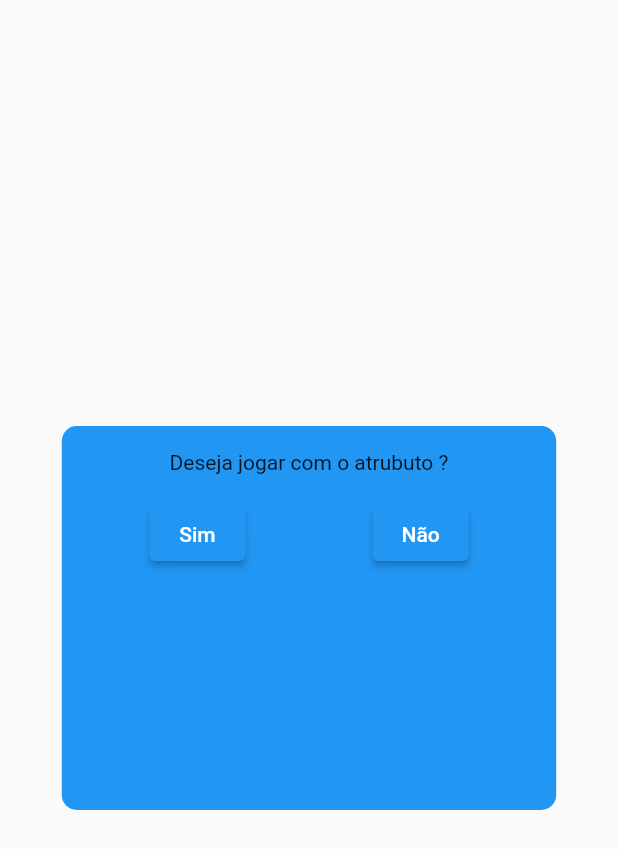
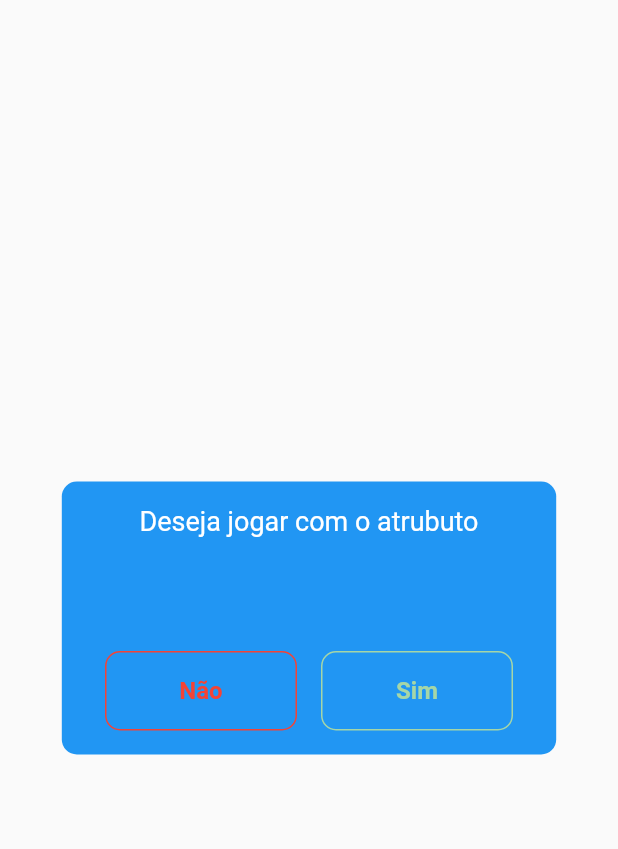
Before and after one commit to guilhermeV20/UTPFRSuperMentes, a Flutter app: the ConfirmAttributeSelectModal widget shown alone on an empty page, opened directly with empty values, on a phone screen of 412 x 824 dp. Shown: the top 849 px of the screen. Run offline on Flutter 3.47's test engine with Material 2 defaults, Android fonts, the phone set to English and light mode, and no system bars.

Commit message:
Improve modals

```diff
--- a/lib/shared/buttons.dart
+++ b/lib/shared/buttons.dart
@@ -3,11 +3,13 @@ import 'package:flutter/material.dart';
 class SimpleButton extends StatefulWidget {
   final String text;
   final GestureTapCallback onPressed;
+  final Color color;
 
   const SimpleButton({
     Key? key,
     required this.text,
     required this.onPressed,
+    this.color = Colors.grey,
   }) : super(key: key);
 
   @override
@@ -23,13 +25,13 @@ class _SimpleButtonState extends State<SimpleButton> {
         padding: const EdgeInsets.symmetric(vertical: 16),
         decoration: BoxDecoration(
           borderRadius: const BorderRadius.all(Radius.circular(10)),
-          border: Border.all(color: Colors.grey),
+          border: Border.all(color: widget.color),
         ),
         child: Center(
           child: Text(
             widget.text,
-            style: const TextStyle(
-              color: Colors.grey,
+            style: TextStyle(
+              color: widget.color,
               fontWeight: FontWeight.bold,
               fontSize: 16,
             ),
--- a/lib/views/play/confirm_modal.dart
+++ b/lib/views/play/confirm_modal.dart
@@ -1,4 +1,5 @@
 import 'package:flutter/material.dart';
+import 'package:supermentes/shared/buttons.dart';
 
 class ConfirmAttributeSelectModal extends StatelessWidget {
   final String text;
@@ -11,29 +12,53 @@ class ConfirmAttributeSelectModal extends StatelessWidget {
   @override
   Widget build(BuildContext context) {
     return Center(
-      child: SizedBox(
-        height: 256,
+      child: IntrinsicHeight(
         child: Container(
           width: MediaQuery.of(context).size.width * 0.8,
           decoration: BoxDecoration(
             borderRadius: const BorderRadius.all(Radius.circular(10)),
-            color: Theme.of(context).colorScheme.secondary,
+            color: Theme.of(context).colorScheme.primary,
           ),
           padding: const EdgeInsets.all(16),
           child: Column(
             children: [
-              Text("Deseja jogar com o atrubuto $text?"),
+              const Text(
+                "Deseja jogar com o atrubuto",
+                style: TextStyle(
+                  color: Colors.white,
+                  fontSize: 18,
+                ),
+                textAlign: TextAlign.center,
+              ),
               const SizedBox(height: 16),
+              Text(
+                text,
+                style: const TextStyle(
+                  color: Colors.white,
+                  fontSize: 24,
+                ),
+                textAlign: TextAlign.center,
+              ),
+              const SizedBox(height: 32),
               Row(
-                mainAxisAlignment: MainAxisAlignment.spaceAround,
+                mainAxisAlignment: MainAxisAlignment.center,
                 children: [
-                  ElevatedButton(
-                    onPressed: () => Navigator.of(context).pop(true),
-                    child: const Text("Sim"),
+                  SizedBox(
+                    width: 128,
+                    child: SimpleButton(
+                      text: "Não",
+                      color: Colors.red,
+                      onPressed: () => Navigator.of(context).pop(false),
+                    ),
                   ),
-                  ElevatedButton(
-                    onPressed: () => Navigator.of(context).pop(false),
-                    child: const Text("Não"),
+                  const SizedBox(width: 16),
+                  SizedBox(
+                    width: 128,
+                    child: SimpleButton(
+                      text: "Sim",
+                      color: const Color(0xFFA5D6A7),
+                      onPressed: () => Navigator.of(context).pop(true),
+                    ),
                   ),
                 ],
               ),
```
Also changed, not shown: lib/views/play/end_modal.dart (+16 -7 lines).
